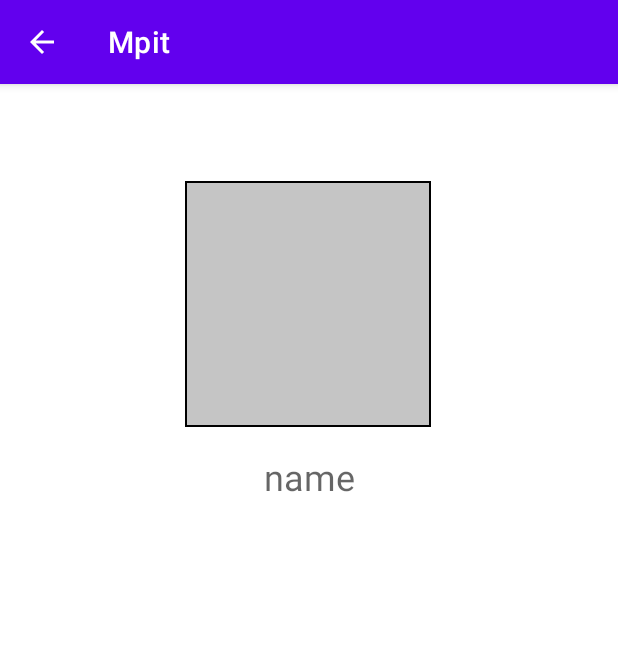
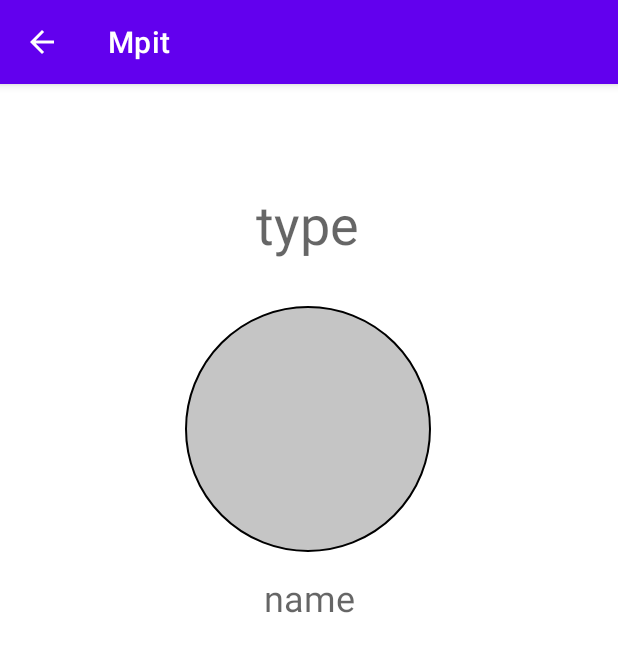
Before and after one commit to highscopeDER/Mpit, an Android app: the ProfilePageActivity screen opened directly, with no data from a screen before it, on a phone screen of 412 x 824 dp. Shown: the top 652 px of the screen. Run offline under Robolectric (Android 15) with nearby library versions, the phone set to English and light mode, and no system bars; our stand-ins replace Firebase (no records; nobody signed in at launch, a user with empty details on screens opened directly); libraries missing offline, so code that uses them is left out: moxy.presenter.

Commit message:
commit 4

```diff
--- a/app/build.gradle
+++ b/app/build.gradle
@@ -24,6 +24,11 @@ android {
             minifyEnabled false
             proguardFiles getDefaultProguardFile('proguard-android-optimize.txt'), 'proguard-rules.pro'
         }
+    }
+    packagingOptions {
+        exclude 'META-INF/LICENSE'
+        exclude 'META-INF/LICENSE-FIREBASE.txt'
+        exclude 'META-INF/NOTICE'
     }
     compileOptions {
         sourceCompatibility JavaVersion.VERSION_1_8
--- a/app/src/main/java/com/example/mpit/model/User.kt
+++ b/app/src/main/java/com/example/mpit/model/User.kt
@@ -6,5 +6,6 @@ import kotlinx.parcelize.Parcelize
 @Parcelize
 data class User(
     val email: String,
-    val name: String
+    val name: String,
+    val type: String,
 ): Parcelable
--- a/app/src/main/java/com/example/mpit/view/mainActivity/MainPagePresenter.kt
+++ b/app/src/main/java/com/example/mpit/view/mainActivity/MainPagePresenter.kt
@@ -1,5 +1,6 @@
 package com.example.mpit.view.mainActivity
 
+import com.example.mpit.R
 import com.example.mpit.model.User
 import com.example.mpit.view.profileActivity.ProfilePageActivity
 import com.firebase.ui.auth.AuthUI
@@ -39,7 +40,7 @@ class MainPagePresenter : MvpPresenter<MainPageInterface>() {
             val mail = loggedUser.email
             val name = loggedUser.displayName
             if (mail != null && name != null){
-                viewState.launchProfile(ProfilePageActivity::class.java, User(mail, name)
+                viewState.launchProfile(ProfilePageActivity::class.java, User(mail, name, "Волонтер")
                 )
             }
         }
@@ -50,6 +51,7 @@ class MainPagePresenter : MvpPresenter<MainPageInterface>() {
         val signInIntent = AuthUI.getInstance()
             .createSignInIntentBuilder()
             .setAvailableProviders(providers)
+            .setLogo(R.drawable.logo)
             .build()
         viewState.launchUserLogin(signInIntent)
     }
--- a/app/src/main/res/drawable-v24/ic_launcher_foreground.xml
+++ b/app/src/main/res/drawable-v24/ic_launcher_foreground.xml
@@ -27,4 +27,6 @@
         android:pathData="M65.3,45.828l3.8,-6.6c0.2,-0.4 0.1,-0.9 -0.3,-1.1c-0.4,-0.2 -0.9,-0.1 -1.1,0.3l-3.9,6.7c-6.3,-2.8 -13.4,-2.8 -19.7,0l-3.9,-6.7c-0.2,-0.4 -0.7,-0.5 -1.1,-0.3C38.8,38.328 38.7,38.828 38.9,39.228l3.8,6.6C36.2,49.428 31.7,56.028 31,63.928h46C76.3,56.028 71.8,49.428 65.3,45.828zM43.4,57.328c-0.8,0 -1.5,-0.5 -1.8,-1.2c-0.3,-0.7 -0.1,-1.5 0.4,-2.1c0.5,-0.5 1.4,-0.7 2.1,-0.4c0.7,0.3 1.2,1 1.2,1.8C45.3,56.528 44.5,57.328 43.4,57.328L43.4,57.328zM64.6,57.328c-0.8,0 -1.5,-0.5 -1.8,-1.2s-0.1,-1.5 0.4,-2.1c0.5,-0.5 1.4,-0.7 2.1,-0.4c0.7,0.3 1.2,1 1.2,1.8C66.5,56.528 65.6,57.328 64.6,57.328L64.6,57.328z"
         android:strokeWidth="1"
         android:strokeColor="#00000000" />
+
+
 </vector>
--- a/app/src/main/res/drawable/profile_image_tint.xml
+++ b/app/src/main/res/drawable/profile_image_tint.xml
@@ -1,5 +1,6 @@
 <?xml version="1.0" encoding="utf-8"?>
 <shape xmlns:android="http://schemas.android.com/apk/res/android">
     <solid android:color="#C5C5C5" />
+    <corners android:radius="90dp" />
     <stroke android:color="@color/black" android:width="1dp" />
 </shape>
--- a/app/src/main/res/layout/activity_profile.xml
+++ b/app/src/main/res/layout/activity_profile.xml
@@ -7,18 +7,32 @@
     tools:context=".view.profileActivity.ProfilePageActivity"
     >
 
+    <TextView
+        android:id="@+id/profileType"
+        android:layout_width="wrap_content"
+        android:layout_height="wrap_content"
+        android:hint="type"
+        android:textSize="36sp"
+        app:layout_constraintBottom_toTopOf="@+id/profileImage"
+        app:layout_constraintEnd_toEndOf="parent"
+        app:layout_constraintHorizontal_bias="0.498"
+        app:layout_constraintStart_toStartOf="parent"
+        app:layout_constraintTop_toTopOf="parent"
+        app:layout_constraintVertical_bias="0.692" />
+
     <ImageView
         android:id="@+id/profileImage"
         android:layout_width="164dp"
         android:layout_height="164dp"
+        android:cropToPadding="true"
+        android:scaleType="centerInside"
         android:src="@drawable/profile_image_tint"
-        android:scaleType="centerInside"
         app:layout_constraintBottom_toBottomOf="parent"
         app:layout_constraintEnd_toEndOf="parent"
         app:layout_constraintHorizontal_bias="0.497"
         app:layout_constraintStart_toStartOf="parent"
         app:layout_constraintTop_toTopOf="parent"
-        app:layout_constraintVertical_bias="0.107" />
+        app:layout_constraintVertical_bias="0.245" />
 
     <TextView
         android:id="@+id/nameTextView"
```
Also changed, not shown: app/src/main/java/com/example/mpit/view/profileActivity/ProfilePageActivity.kt (+9 -4 lines), app/src/main/java/com/example/mpit/view/profileActivity/ProfilePagePresenter.kt (+32 -8 lines), app/src/main/res/drawable/ic_logo.xml (added, +9 -0 lines), app/src/main/res/drawable/logo.png (added), app/src/main/res/mipmap-hdpi/logo.jpg (added).
